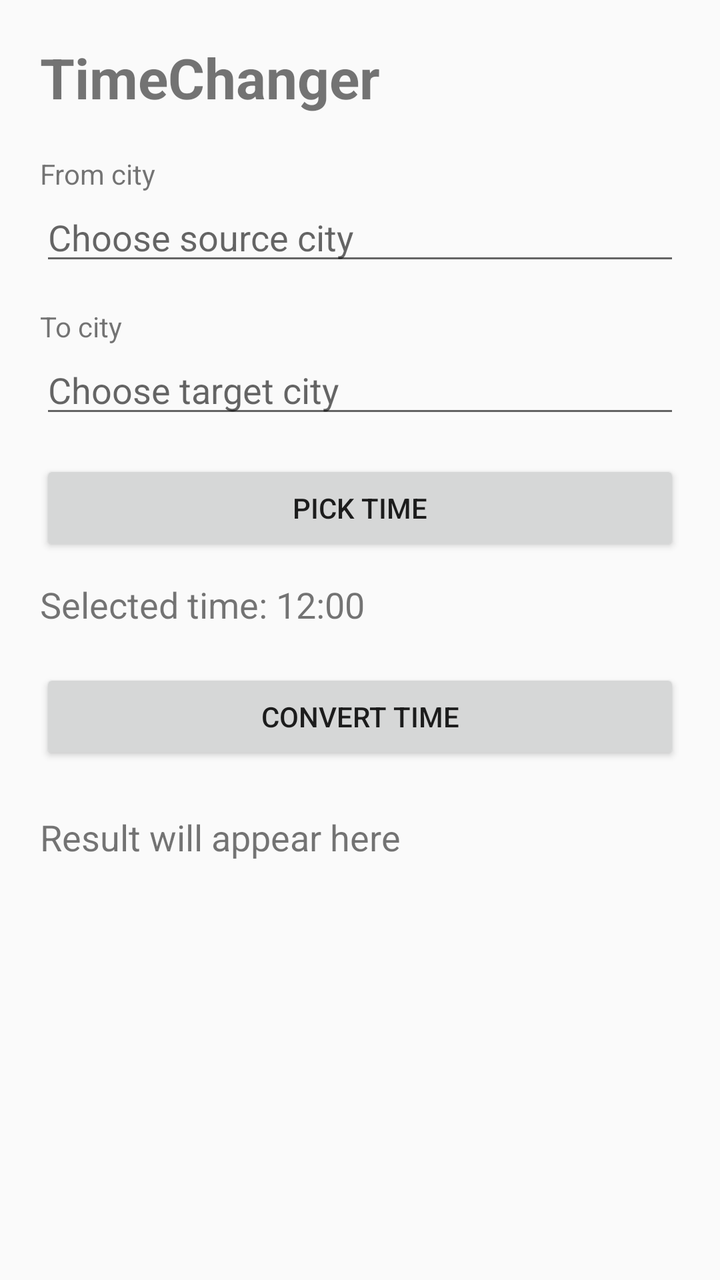
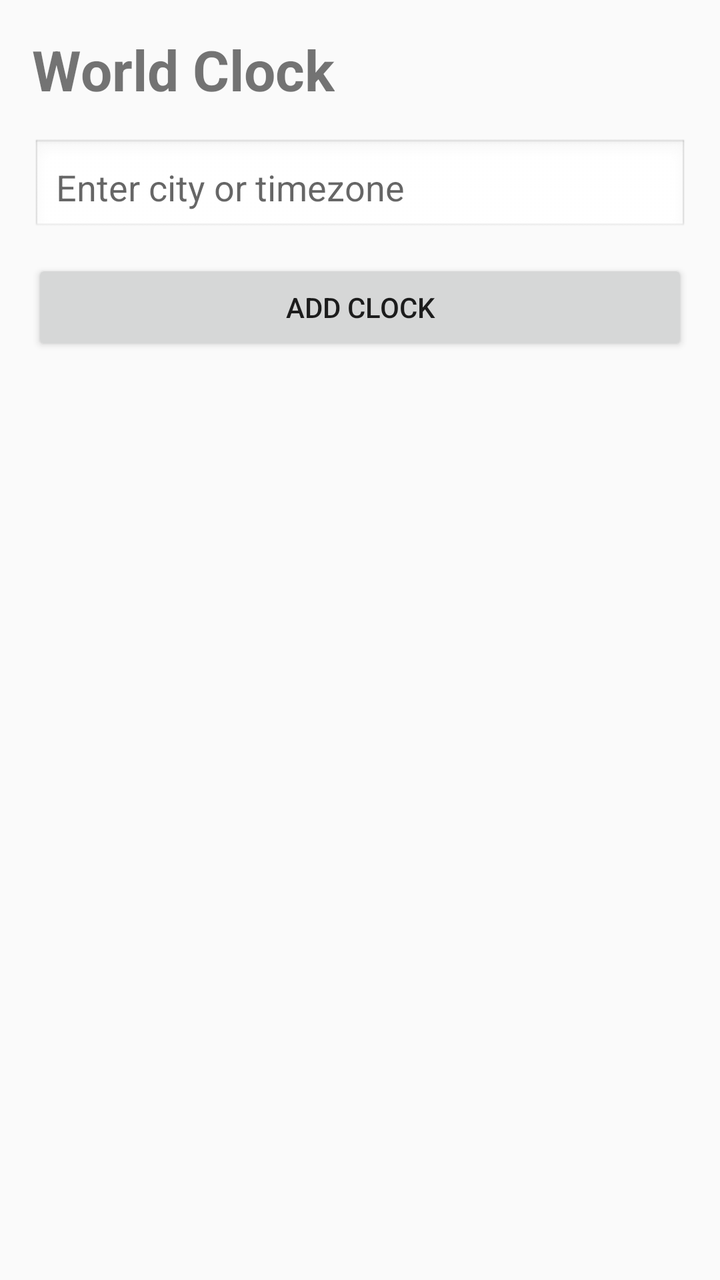

Two renders of the same Android screen: before a commit and after it. Below are the layout's source before the change and the commit's diff.
<!-- AndroidManifest.xml: application theme Theme.AppCompat.Light.NoActionBar -->
<!-- res/layout/activity_main.xml -->
<?xml version="1.0" encoding="utf-8"?>
<ScrollView xmlns:android="http://schemas.android.com/apk/res/android"
    android:layout_width="match_parent"
    android:layout_height="match_parent">

    <LinearLayout
        android:layout_width="match_parent"
        android:layout_height="wrap_content"
        android:orientation="vertical"
        android:padding="20dp">

        <TextView
            android:layout_width="wrap_content"
            android:layout_height="wrap_content"
            android:text="TimeChanger"
            android:textSize="28sp"
            android:textStyle="bold"
            android:layout_marginBottom="20dp" />

        <TextView
            android:layout_width="wrap_content"
            android:layout_height="wrap_content"
            android:text="From city" />

        <AutoCompleteTextView
            android:id="@+id/fromCityInput"
            android:layout_width="match_parent"
            android:layout_height="wrap_content"
            android:hint="Choose source city"
            android:layout_marginBottom="16dp" />

        <TextView
            android:layout_width="wrap_content"
            android:layout_height="wrap_content"
            android:text="To city" />

        <AutoCompleteTextView
            android:id="@+id/toCityInput"
            android:layout_width="match_parent"
            android:layout_height="wrap_content"
            android:hint="Choose target city"
            android:layout_marginBottom="16dp" />

        <Button
            android:id="@+id/pickTimeButton"
            android:layout_width="match_parent"
            android:layout_height="wrap_content"
            android:text="Pick time" />

        <TextView
            android:id="@+id/selectedTimeText"
            android:layout_width="match_parent"
            android:layout_height="wrap_content"
            android:text="Selected time: 12:00"
            android:textSize="18sp"
            android:layout_marginTop="12dp"
            android:layout_marginBottom="20dp" />

        <Button
            android:id="@+id/convertButton"
            android:layout_width="match_parent"
            android:layout_height="wrap_content"
            android:text="Convert time" />

        <TextView
            android:id="@+id/resultText"
            android:layout_width="match_parent"
            android:layout_height="wrap_content"
            android:layout_marginTop="24dp"
            android:text="Result will appear here"
            android:textSize="18sp" />

    </LinearLayout>
</ScrollView>
<!-- resources referenced by this layout -->
<resources>

</resources>

<!-- the commit's change to res/layout/activity_main.xml (unified diff, before → after) -->
@@ -1,74 +1,38 @@
 <?xml version="1.0" encoding="utf-8"?>
-<ScrollView xmlns:android="http://schemas.android.com/apk/res/android"
+<LinearLayout xmlns:android="http://schemas.android.com/apk/res/android"
     android:layout_width="match_parent"
-    android:layout_height="match_parent">
+    android:layout_height="match_parent"
+    android:orientation="vertical"
+    android:padding="16dp">
 
-    <LinearLayout
+    <TextView
+        android:layout_width="wrap_content"
+        android:layout_height="wrap_content"
+        android:text="World Clock"
+        android:textSize="28sp"
+        android:textStyle="bold"
+        android:layout_marginBottom="16dp" />
+
+    <AutoCompleteTextView
+        android:id="@+id/cityInput"
         android:layout_width="match_parent"
         android:layout_height="wrap_content"
-        android:orientation="vertical"
-        android:padding="20dp">
+        android:hint="Enter city or timezone"
+        android:padding="12dp"
+        android:background="@android:drawable/edit_text"
+        android:layout_marginBottom="12dp" />
 
-        <TextView
-            android:layout_width="wrap_content"
-            android:layout_height="wrap_content"
-            android:text="TimeChanger"
-            android:textSize="28sp"
-            android:textStyle="bold"
-            android:layout_marginBottom="20dp" />
+    <Button
+        android:id="@+id/addClockButton"
+        android:layout_width="match_parent"
+        android:layout_height="wrap_content"
+        android:text="Add clock"
+        android:layout_marginBottom="16dp" />
 
-        <TextView
-            android:layout_width="wrap_content"
-            android:layout_height="wrap_content"
-            android:text="From city" />
+    <androidx.recyclerview.widget.RecyclerView
+        android:id="@+id/clocksRecyclerView"
+        android:layout_width="match_parent"
+        android:layout_height="0dp"
+        android:layout_weight="1" />
 
-        <AutoCompleteTextView
-            android:id="@+id/fromCityInput"
-            android:layout_width="match_parent"
-            android:layout_height="wrap_content"
-            android:hint="Choose source city"
-            android:layout_marginBottom="16dp" />
-
-        <TextView
-            android:layout_width="wrap_content"
-            android:layout_height="wrap_content"
-            android:text="To city" />
-
-        <AutoCompleteTextView
-            android:id="@+id/toCityInput"
-            android:layout_width="match_parent"
-            android:layout_height="wrap_content"
-            android:hint="Choose target city"
-            android:layout_marginBottom="16dp" />
-
-        <Button
-            android:id="@+id/pickTimeButton"
-            android:layout_width="match_parent"
-            android:layout_height="wrap_content"
-            android:text="Pick time" />
-
-        <TextView
-            android:id="@+id/selectedTimeText"
-            android:layout_width="match_parent"
-            android:layout_height="wrap_content"
-            android:text="Selected time: 12:00"
-            android:textSize="18sp"
-            android:layout_marginTop="12dp"
-            android:layout_marginBottom="20dp" />
-
-        <Button
-            android:id="@+id/convertButton"
-            android:layout_width="match_parent"
-            android:layout_height="wrap_content"
-            android:text="Convert time" />
-
-        <TextView
-            android:id="@+id/resultText"
-            android:layout_width="match_parent"
-            android:layout_height="wrap_content"
-            android:layout_marginTop="24dp"
-            android:text="Result will appear here"
-            android:textSize="18sp" />
-
-    </LinearLayout>
-</ScrollView>
+</LinearLayout>
